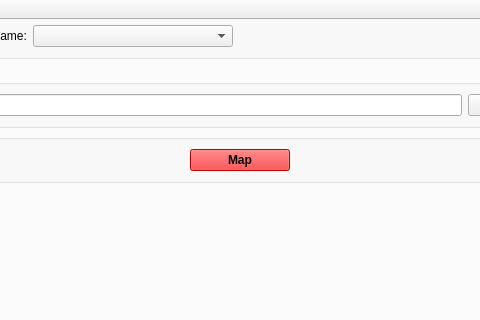
This is canflood/results/results.ui in NRCan/CanFlood as Qt 5 draws it before an edit; both pictures show x 111 to 591 and y 108 to 428 of the 703 by 897 pixel window. The edited form follows.
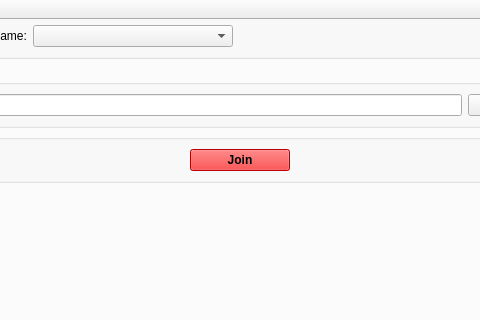
This is the edited form. Icons and pictures are not drawn. Custom widgets are drawn as their Qt base class.

Patch:
```diff
--- a/canflood/results/results.ui
+++ b/canflood/results/results.ui
@@ -782,7 +782,7 @@
                  </font>
                 </property>
                 <property name="text">
-                 <string>Map</string>
+                 <string>Join</string>
                 </property>
                </widget>
               </item>
```
Left out of the diff: 6 changed lines with no effect on the pictures.
